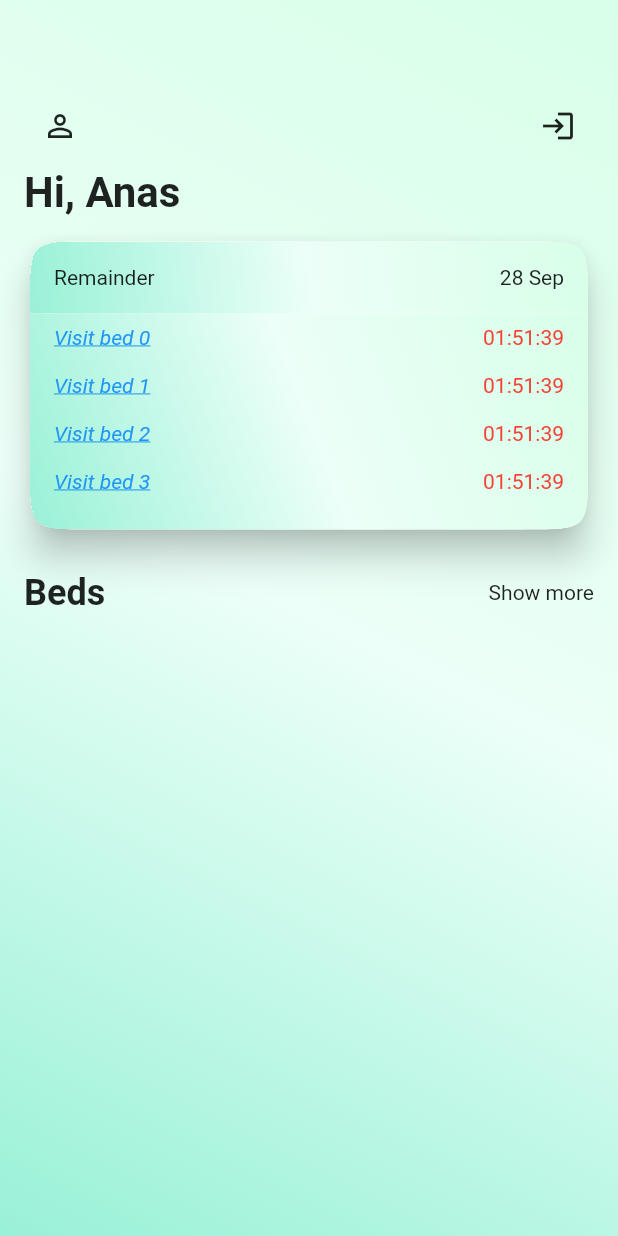
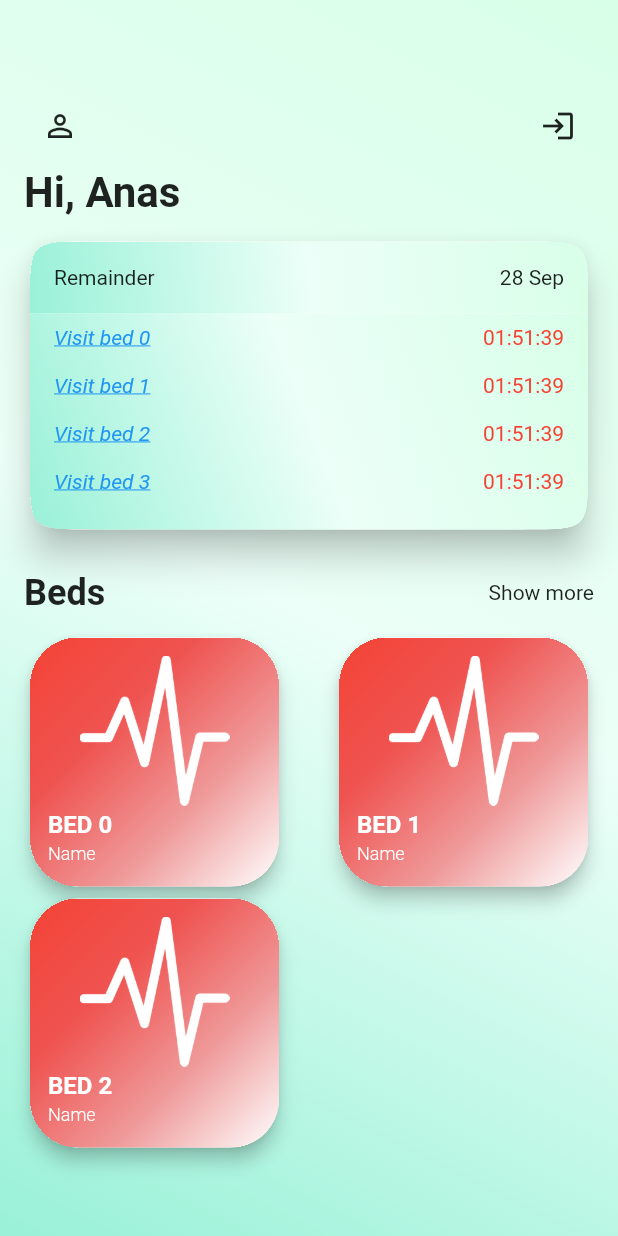
Before and after one commit to hassan1091/yaqiz, a Flutter app: the HomePage screen opened directly, on a phone screen of 412 x 824 dp. Run offline on Flutter 3.47's test engine with Material 2 defaults, Android fonts, the phone set to English and light mode, and no system bars.

Commit message:
build beds card grid

```diff
--- a/lib/page/home.dart
+++ b/lib/page/home.dart
@@ -24,6 +24,8 @@ class _HomePageState extends State<HomePage> {
             _buildRemainderCard(),
             const SizedBox(height: 24),
             _buildBedsCardHead(),
+            const SizedBox(height: 12),
+            _buildBedsCardGrid()
           ],
         ),
       ),
@@ -130,4 +132,36 @@ class _HomePageState extends State<HomePage> {
       ],
     );
   }
+
+  Widget _buildBedsCardGrid() {
+    return GridView.builder(
+      gridDelegate:
+          const SliverGridDelegateWithFixedCrossAxisCount(crossAxisCount: 2,crossAxisSpacing: 32),
+      itemCount: 3,
+      padding: EdgeInsets.zero,
+      shrinkWrap: true,
+      itemBuilder: (context, index) => Card(
+        elevation: 5,
+        shape: RoundedRectangleBorder(borderRadius: BorderRadius.circular(32)),
+        clipBehavior: Clip.hardEdge,
+        child: CustomGradientBackground(
+          begin: Alignment.topLeft,
+          end: Alignment.bottomRight,
+          colors: [Colors.red,Colors.red.shade400,Colors.red.shade200,Colors.white],
+          child: Padding(
+            padding: const EdgeInsets.all(12.0),
+            child: Column(
+                mainAxisAlignment: MainAxisAlignment.spaceBetween,
+                crossAxisAlignment: CrossAxisAlignment.stretch,
+                children: [
+                  Image.asset("assets/life_line.png",height: 100,color: Colors.white),
+                  Text("BED $index",style: const TextStyle(color: Colors.white,fontSize: 16,fontWeight: FontWeight.bold)),
+                  const Text("Name",style: TextStyle(color: Colors.white,fontSize: 12,fontWeight: FontWeight.w300)),
+                  const SizedBox(),
+                ]),
+          ),
+        ),
+      ),
+    );
+  }
 }
--- a/pubspec.yaml
+++ b/pubspec.yaml
@@ -88,3 +88,5 @@ flutter:
   #
   # For details regarding fonts from package dependencies,
   # see https://flutter.dev/custom-fonts/#from-packages
+  assets:
+    - assets/life_line.png
```
Also changed, not shown: assets/life_line.png (added).
